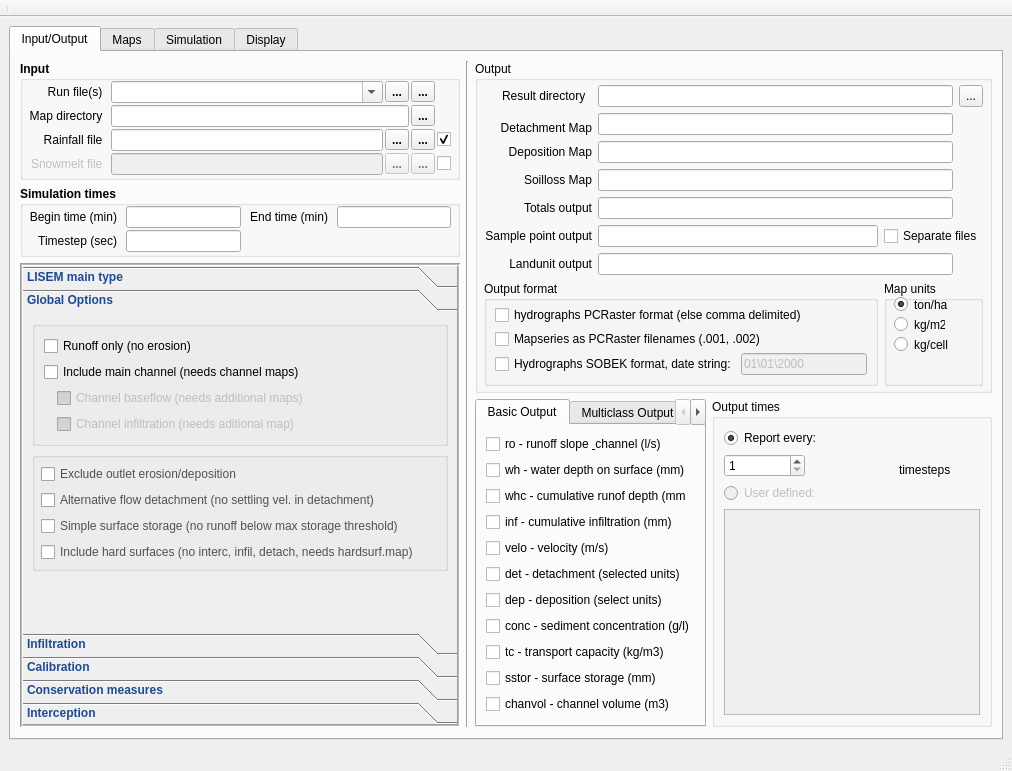
Above: ui_full/lisemqt.ui from vjetten/openlisem before the change. Below: the same form after it.
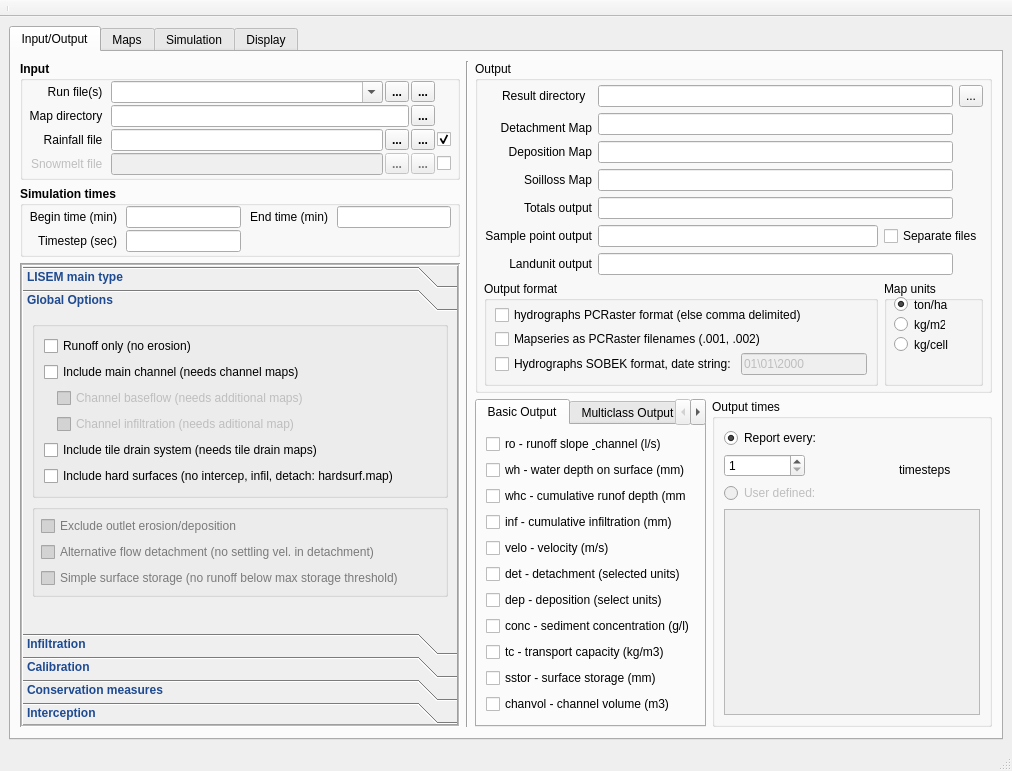
That is the form after the change. Icons and pictures are not drawn.

```diff
--- a/ui_full/lisemqt.ui
+++ b/ui_full/lisemqt.ui
@@ -7,7 +7,7 @@
     <x>0</x>
     <y>0</y>
     <width>1012</width>
-    <height>744</height>
+    <height>758</height>
    </rect>
   </property>
   <property name="sizePolicy">
@@ -587,8 +587,8 @@
                 <rect>
                  <x>0</x>
                  <y>0</y>
-                 <width>449</width>
-                 <height>285</height>
+                 <width>325</width>
+                 <height>147</height>
                 </rect>
                </property>
                <attribute name="label">
@@ -1304,114 +1304,13 @@
                  <x>0</x>
                  <y>0</y>
                  <width>449</width>
-                 <height>285</height>
+                 <height>299</height>
                 </rect>
                </property>
                <attribute name="label">
                 <string>Global Options</string>
                </attribute>
                <layout class="QGridLayout" name="gridLayout_24">
-                <item row="1" column="0">
-                 <widget class="QGroupBox" name="groupBox">
-                  <property name="palette">
-                   <palette>
-                    <active>
-                     <colorrole role="WindowText">
-                      <brush brushstyle="SolidPattern">
-                       <color alpha="255">
-                        <red>81</red>
-                        <green>81</green>
-                        <blue>81</blue>
-                       </color>
-                      </brush>
-                     </colorrole>
-                    </active>
-                    <inactive>
-                     <colorrole role="WindowText">
-                      <brush brushstyle="SolidPattern">
-                       <color alpha="255">
-                        <red>81</red>
-                        <green>81</green>
-                        <blue>81</blue>
-                       </color>
-                      </brush>
-                     </colorrole>
-                    </inactive>
-                    <disabled>
-                     <colorrole role="WindowText">
-                      <brush brushstyle="SolidPattern">
-                       <color alpha="255">
-                        <red>122</red>
-                        <green>122</green>
-                        <blue>122</blue>
-                       </color>
-                      </brush>
-                     </colorrole>
-                    </disabled>
-                   </palette>
-                  </property>
-                  <layout class="QGridLayout" name="gridLayout_18">
-                   <property name="margin">
-                    <number>6</number>
-                   </property>
-                   <item row="0" column="0">
-                    <widget class="QCheckBox" name="checkNoErosionOutlet">
-                     <property name="font">
-                      <font>
-                       <weight>50</weight>
-                       <bold>false</bold>
-                      </font>
-                     </property>
-                     <property name="text">
-                      <string>Exclude outlet erosion/deposition </string>
-                     </property>
-                    </widget>
-                   </item>
-                   <item row="1" column="0">
-                    <widget class="QCheckBox" name="checkAltErosion">
-                     <property name="font">
-                      <font>
-                       <weight>50</weight>
-                       <bold>false</bold>
-                      </font>
-                     </property>
-                     <property name="text">
-                      <string>Alternative flow detachment (no settling vel. in detachment)</string>
-                     </property>
-                    </widget>
-                   </item>
-                   <item row="2" column="0">
-                    <widget class="QCheckBox" name="checkSimpleDepression">
-                     <property name="font">
-                      <font>
-                       <weight>50</weight>
-                       <bold>false</bold>
-                      </font>
-                     </property>
-                     <property name="text">
-                      <string>Simple surface storage (no runoff below max storage threshold)</string>
-                     </property>
-                    </widget>
-                   </item>
-                   <item row="3" column="0">
-                    <widget class="QCheckBox" name="checkHardsurface">
-                     <property name="enabled">
-                      <bool>true</bool>
-                     </property>
-                     <property name="font">
-                      <font>
-                       <weight>50</weight>
-                       <bold>false</bold>
-                      </font>
-                     </property>
-                     <property name="text">
-                      <string>Include hard surfaces (no interc, infil, detach, needs hardsurf.map)</string>
-                     </property>
-                    </widget>
-                   </item>
-                  </layout>
-                 </widget>
-                </item>
                 <item row="0" column="0">
                  <widget class="QGroupBox" name="groupBox">
                   <layout class="QGridLayout" name="gridLayout_29">
@@ -1450,7 +1349,7 @@
                      </property>
                     </widget>
                    </item>
-                   <item row="2" column="0">
+                   <item row="3" column="0">
                     <widget class="QLabel" name="label_55">
                      <property name="sizePolicy">
                       <sizepolicy hsizetype="Fixed" vsizetype="Preferred">
@@ -1463,22 +1362,6 @@
                      </property>
                     </widget>
                    </item>
-                   <item row="2" column="1">
-                    <widget class="QCheckBox" name="checkChannelBaseflow">
-                     <property name="enabled">
-                      <bool>false</bool>
-                     </property>
-                     <property name="font">
-                      <font>
-                       <weight>50</weight>
-                       <bold>false</bold>
-                      </font>
-                     </property>
-                     <property name="text">
-                      <string>Channel baseflow (needs additional maps)</string>
-                     </property>
-                    </widget>
-                   </item>
                    <item row="3" column="1">
                     <widget class="QCheckBox" name="checkChannelInfil">
                      <property name="enabled">
@@ -1495,6 +1378,152 @@
                      </property>
                     </widget>
                    </item>
+                   <item row="4" column="0" colspan="2">
+                    <widget class="QCheckBox" name="checkIncludeTiledrains">
+                     <property name="font">
+                      <font>
+                       <weight>50</weight>
+                       <bold>false</bold>
+                      </font>
+                     </property>
+                     <property name="text">
+                      <string>Include tile drain system (needs tile drain maps)</string>
+                     </property>
+                    </widget>
+                   </item>
+                   <item row="2" column="1">
+                    <widget class="QCheckBox" name="checkChannelBaseflow">
+                     <property name="enabled">
+                      <bool>false</bool>
+                     </property>
+                     <property name="font">
+                      <font>
+                       <weight>50</weight>
+                       <bold>false</bold>
+                      </font>
+                     </property>
+                     <property name="text">
+                      <string>Channel baseflow (needs additional maps)</string>
+                     </property>
+                    </widget>
+                   </item>
+                   <item row="5" column="0" colspan="2">
+                    <widget class="QCheckBox" name="checkHardsurface">
+                     <property name="enabled">
+                      <bool>true</bool>
+                     </property>
+                     <property name="font">
+                      <font>
+                       <weight>50</weight>
+                       <bold>false</bold>
+                      </font>
+                     </property>
+                     <property name="text">
+                      <string>Include hard surfaces (no intercep, infil, detach: hardsurf.map)</string>
+                     </property>
+                    </widget>
+                   </item>
+                  </layout>
+                  <zorder>checkNoErosion</zorder>
+                  <zorder>checkIncludeChannel</zorder>
+                  <zorder>label_55</zorder>
+                  <zorder>checkChannelInfil</zorder>
+                  <zorder>checkIncludeTiledrains</zorder>
+                  <zorder>checkChannelBaseflow</zorder>
+                  <zorder>checkHardsurface</zorder>
+                 </widget>
+                </item>
+                <item row="1" column="0">
+                 <widget class="QGroupBox" name="groupBox">
+                  <property name="palette">
+                   <palette>
+                    <active>
+                     <colorrole role="WindowText">
+                      <brush brushstyle="SolidPattern">
+                       <color alpha="255">
+                        <red>81</red>
+                        <green>81</green>
+                        <blue>81</blue>
+                       </color>
+                      </brush>
+                     </colorrole>
+                    </active>
+                    <inactive>
+                     <colorrole role="WindowText">
+                      <brush brushstyle="SolidPattern">
+                       <color alpha="255">
+                        <red>81</red>
+                        <green>81</green>
+                        <blue>81</blue>
+                       </color>
+                      </brush>
+                     </colorrole>
+                    </inactive>
+                    <disabled>
+                     <colorrole role="WindowText">
+                      <brush brushstyle="SolidPattern">
+                       <color alpha="255">
+                        <red>122</red>
+                        <green>122</green>
+                        <blue>122</blue>
+                       </color>
+                      </brush>
+                     </colorrole>
+                    </disabled>
+                   </palette>
+                  </property>
+                  <layout class="QGridLayout" name="gridLayout_18">
+                   <property name="margin">
+                    <number>6</number>
+                   </property>
+                   <item row="0" column="0">
+                    <widget class="QCheckBox" name="checkNoErosionOutlet">
+                     <property name="enabled">
+                      <bool>false</bool>
+                     </property>
+                     <property name="font">
+                      <font>
+                       <weight>50</weight>
+                       <bold>false</bold>
+                      </font>
+                     </property>
+                     <property name="text">
+                      <string>Exclude outlet erosion/deposition </string>
+                     </property>
+                    </widget>
+                   </item>
+                   <item row="1" column="0">
+                    <widget class="QCheckBox" name="checkAltErosion">
+                     <property name="enabled">
+                      <bool>false</bool>
+                     </property>
+                     <property name="font">
+                      <font>
+                       <weight>50</weight>
+                       <bold>false</bold>
+                      </font>
+                     </property>
+                     <property name="text">
+                      <string>Alternative flow detachment (no settling vel. in detachment)</string>
+                     </property>
+                    </widget>
+                   </item>
+                   <item row="2" column="0">
+                    <widget class="QCheckBox" name="checkSimpleDepression">
+                     <property name="enabled">
+                      <bool>false</bool>
+                     </property>
+                     <property name="font">
+                      <font>
+                       <weight>50</weight>
+                       <bold>false</bold>
+                      </font>
+                     </property>
+                     <property name="text">
+                      <string>Simple surface storage (no runoff below max storage threshold)</string>
+                     </property>
+                    </widget>
+                   </item>
                   </layout>
                  </widget>
                 </item>
@@ -1518,8 +1547,8 @@
                 <rect>
                  <x>0</x>
                  <y>0</y>
-                 <width>449</width>
-                 <height>287</height>
+                 <width>373</width>
+                 <height>250</height>
                 </rect>
                </property>
                <attribute name="label">
@@ -1943,8 +1972,8 @@
                 <rect>
                  <x>0</x>
                  <y>0</y>
-                 <width>449</width>
-                 <height>285</height>
+                 <width>275</width>
+                 <height>156</height>
                 </rect>
                </property>
                <attribute name="label">
@@ -2351,8 +2380,8 @@
                 <rect>
                  <x>0</x>
                  <y>0</y>
-                 <width>452</width>
-                 <height>285</height>
+                 <width>333</width>
+                 <height>157</height>
                 </rect>
                </property>
                <attribute name="label">
@@ -2558,8 +2587,8 @@
                 <rect>
                  <x>0</x>
                  <y>0</y>
-                 <width>449</width>
-                 <height>285</height>
+                 <width>400</width>
+                 <height>278</height>
                 </rect>
                </property>
                <attribute name="label">
```
